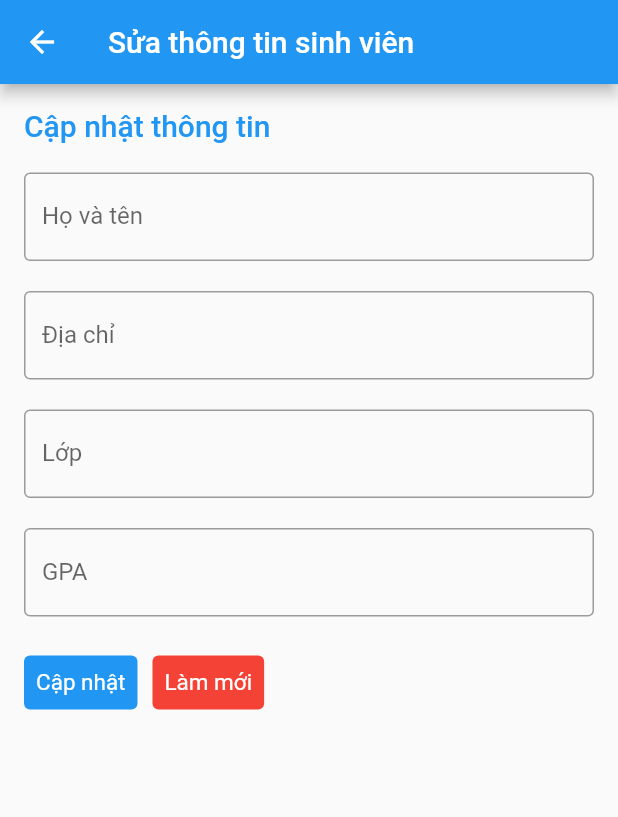
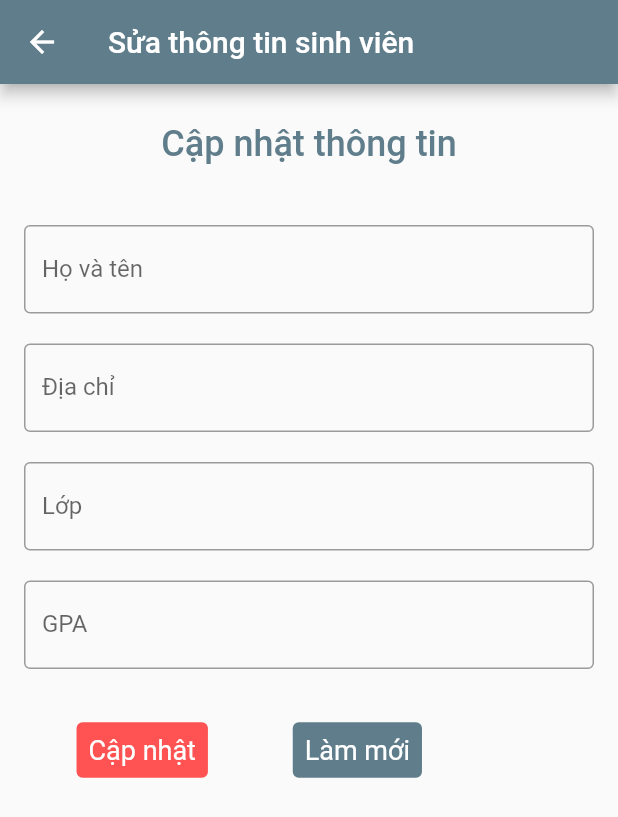
Before and after one commit to chad3x4/CRUD-student, a Flutter app: the EditStudent screen opened directly with empty values, on a phone screen of 412 x 824 dp. Shown: the top 817 px of the screen. Run offline on Flutter 3.47's test engine with Material 2 defaults, Android fonts, the phone set to English and light mode, and no system bars; our stand-ins replace sqflite; accounts and stored records are empty.

Commit message:
Change sth

```diff
--- a/lib/screens/edit_student.dart
+++ b/lib/screens/edit_student.dart
@@ -43,15 +43,20 @@ class _EditStudentState extends State<EditStudent> {
           child: Column(
             crossAxisAlignment: CrossAxisAlignment.start,
             children: [
-              const Text(
+              const SizedBox(
+                height: 10.0,
+              ),
+              const Center(
+                child: Text(
                   'Cập nhật thông tin',
                   style: TextStyle(
-                    fontSize: 20,
-                    color: Colors.blue,
+                      fontSize: 24,
+                      color: Colors.blueGrey,
                       fontWeight: FontWeight.w500),
                 ),
+              ),
               const SizedBox(
-                height: 20.0,
+                height: 40.0,
               ),
               TextField(
                   controller: _studentNameController,
@@ -102,15 +107,17 @@ class _EditStudentState extends State<EditStudent> {
                         : null,
                   )),
               const SizedBox(
-                height: 20.0,
+                height: 30.0,
               ),
               Row(
                 children: [
-                  TextButton(
+                  Center(
+                    widthFactor: 1.8,
+                    child: TextButton(
                         style: TextButton.styleFrom(
                             foregroundColor: Colors.white,
-                          backgroundColor: Colors.blue,
-                          textStyle: const TextStyle(fontSize: 15)),
+                            backgroundColor: Colors.redAccent,
+                            textStyle: const TextStyle(fontSize: 18)),
                         onPressed: () async {
                           setState(() {
                             _studentNameController.text.isEmpty
@@ -142,21 +149,22 @@ class _EditStudentState extends State<EditStudent> {
                           }
                         },
                         child: const Text('Cập nhật')),
-                  const SizedBox(
-                    width: 10.0,
                   ),
-                  TextButton(
+                  Center(
+                    widthFactor: 1.5,
+                    child: TextButton(
                         style: TextButton.styleFrom(
                             foregroundColor: Colors.white,
-                          backgroundColor: Colors.red,
-                          textStyle: const TextStyle(fontSize: 15)),
+                            backgroundColor: Colors.blueGrey,
+                            textStyle: const TextStyle(fontSize: 18)),
                         onPressed: () {
                           _studentNameController.text = '';
                           _studentAddrController.text = '';
                           _studentClassController.text = '';
                           _studentGPAController.text = '';
                         },
-                      child: const Text('Làm mới'))
+                        child: const Text('Làm mới')),
+                  )
                 ],
               )
             ],
```
Also changed, not shown: lib/main.dart (+6 -5 lines), lib/screens/add_student.dart (+13 -10 lines), lib/screens/view_student.dart (+5 -5 lines), cover.jpg (added), homepage.jpg (deleted), 1 other file. Lines whose indentation alone changed are shown as unchanged.
